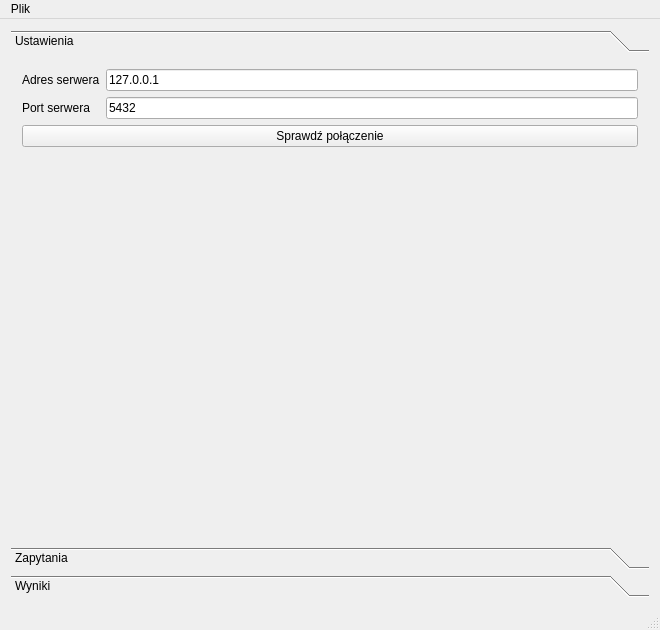
Qt form mainwindow.ui (anonim1133/testbazy) before a commit.
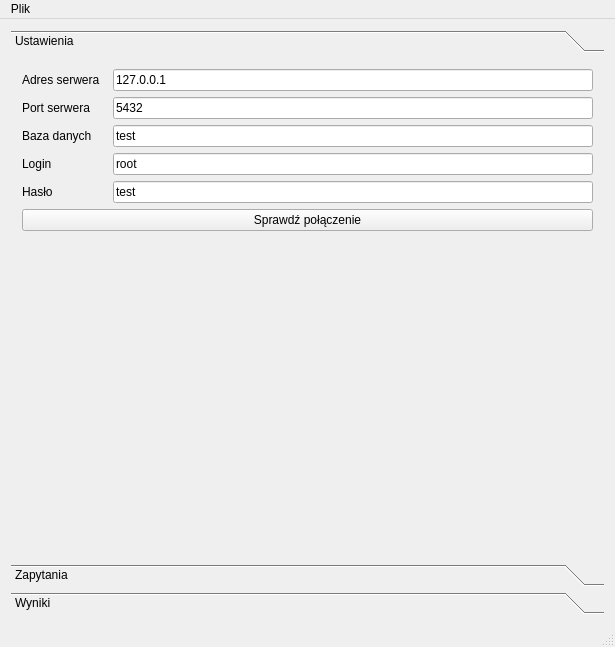
The same form after that commit. The open tabs and pages were chosen to show the change.

Commit message: Dodane testowanie połączenia z bazą danych

```diff
--- a/mainwindow.ui
+++ b/mainwindow.ui
@@ -6,8 +6,8 @@
    <rect>
     <x>0</x>
     <y>0</y>
-    <width>660</width>
-    <height>630</height>
+    <width>615</width>
+    <height>647</height>
    </rect>
   </property>
   <property name="windowTitle">
@@ -31,65 +31,15 @@
         <rect>
          <x>0</x>
          <y>0</y>
-         <width>642</width>
-         <height>487</height>
+         <width>597</width>
+         <height>504</height>
         </rect>
        </property>
        <attribute name="label">
         <string>Ustawienia</string>
        </attribute>
        <layout class="QGridLayout" name="gridLayout_2">
-        <item row="1" column="1">
-         <widget class="QLineEdit" name="txt_port">
-          <property name="text">
-           <string>5432</string>
-          </property>
-         </widget>
-        </item>
-        <item row="0" column="1">
-         <widget class="QLineEdit" name="txt_server">
-          <property name="toolTip">
-           <string>Adres serwera</string>
-          </property>
-          <property name="text">
-           <string>127.0.0.1</string>
-          </property>
-         </widget>
-        </item>
-        <item row="0" column="0">
-         <widget class="QLabel" name="label_3">
-          <property name="maximumSize">
-           <size>
-            <width>90</width>
-            <height>14</height>
-           </size>
-          </property>
-          <property name="text">
-           <string>Adres serwera</string>
-          </property>
-         </widget>
-        </item>
-        <item row="1" column="0">
-         <widget class="QLabel" name="label_4">
-          <property name="maximumSize">
-           <size>
-            <width>85</width>
-            <height>14</height>
-           </size>
-          </property>
-          <property name="text">
-           <string>Port serwera</string>
-          </property>
-         </widget>
-        </item>
-        <item row="2" column="0" colspan="2">
-         <widget class="QPushButton" name="btn_test_connection">
-          <property name="text">
-           <string>Sprawdź połączenie</string>
-          </property>
-         </widget>
-        </item>
-        <item row="3" column="1">
+        <item row="7" column="4">
          <spacer name="verticalSpacer">
           <property name="orientation">
            <enum>Qt::Vertical</enum>
@@ -102,6 +52,98 @@
           </property>
          </spacer>
         </item>
+        <item row="4" column="0">
+         <widget class="QLabel" name="label_2">
+          <property name="text">
+           <string>Login</string>
+          </property>
+         </widget>
+        </item>
+        <item row="2" column="0">
+         <widget class="QLabel" name="label_4">
+          <property name="maximumSize">
+           <size>
+            <width>85</width>
+            <height>14</height>
+           </size>
+          </property>
+          <property name="text">
+           <string>Port serwera</string>
+          </property>
+         </widget>
+        </item>
+        <item row="6" column="0" colspan="5">
+         <widget class="QPushButton" name="btn_test_connection">
+          <property name="text">
+           <string>Sprawdź połączenie</string>
+          </property>
+         </widget>
+        </item>
+        <item row="0" column="0">
+         <widget class="QLabel" name="label_3">
+          <property name="maximumSize">
+           <size>
+            <width>90</width>
+            <height>14</height>
+           </size>
+          </property>
+          <property name="text">
+           <string>Adres serwera</string>
+          </property>
+         </widget>
+        </item>
+        <item row="3" column="0">
+         <widget class="QLabel" name="label">
+          <property name="text">
+           <string>Baza danych</string>
+          </property>
+         </widget>
+        </item>
+        <item row="5" column="0">
+         <widget class="QLabel" name="label_5">
+          <property name="text">
+           <string>Hasło</string>
+          </property>
+         </widget>
+        </item>
+        <item row="4" column="1" colspan="4">
+         <widget class="QLineEdit" name="txt_user">
+          <property name="text">
+           <string>root</string>
+          </property>
+         </widget>
+        </item>
+        <item row="3" column="1" colspan="4">
+         <widget class="QLineEdit" name="txt_dbname">
+          <property name="text">
+           <string>test</string>
+          </property>
+         </widget>
+        </item>
+        <item row="2" column="1" colspan="4">
+         <widget class="QLineEdit" name="txt_port">
+          <property name="text">
+           <string>5432</string>
+          </property>
+         </widget>
+        </item>
+        <item row="0" column="1" colspan="4">
+         <widget class="QLineEdit" name="txt_server">
+          <property name="toolTip">
+           <string>Adres serwera</string>
+          </property>
+          <property name="text">
+           <string>127.0.0.1</string>
+          </property>
+         </widget>
+        </item>
+        <item row="5" column="1" colspan="4">
+         <widget class="QLineEdit" name="txt_pass">
+          <property name="text">
+           <string>test</string>
+          </property>
+         </widget>
+        </item>
        </layout>
       </widget>
       <widget class="QWidget" name="page_zapytania">
@@ -265,7 +307,7 @@
     <rect>
      <x>0</x>
      <y>0</y>
-     <width>660</width>
+     <width>615</width>
      <height>19</height>
     </rect>
    </property>
```
Left out of the diff: 10 changed lines with no effect on the pictures. The commit also changes 3 other files.
